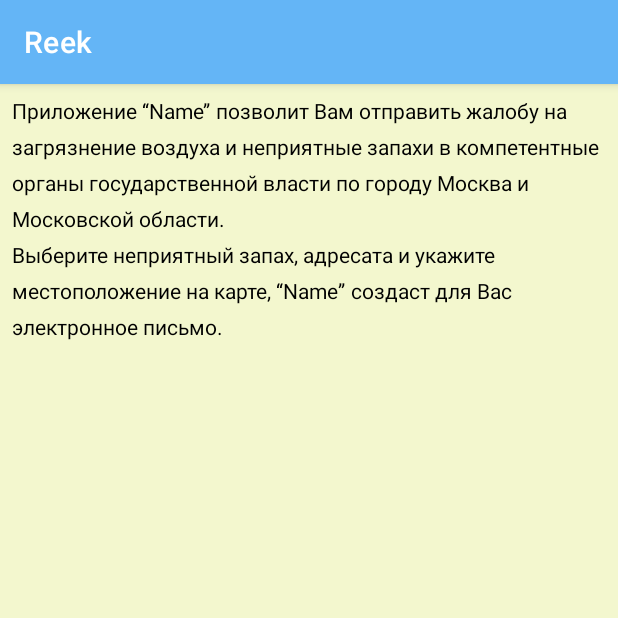
After one commit to sewerina/reek, an Android app: the AppInfoActivity screen opened directly, with no data from a screen before it, on a phone screen of 412 x 824 dp, the top half of it. The commit adds this screen. Run offline under Robolectric (Android 15) with nearby library versions, the phone set to English and light mode, and no system bars.

Commit message:
add AppInfoActivity

```diff
--- /dev/null
+++ b/app/src/main/java/com/github/sewerina/reek/AppInfoActivity.java
@@ -0,0 +1,20 @@
+package com.github.sewerina.reek;
+
+import android.os.Bundle;
+import android.text.Html;
+import android.widget.TextView;
+
+import androidx.appcompat.app.AppCompatActivity;
+
+public class AppInfoActivity extends AppCompatActivity {
+
+    @Override
+    protected void onCreate(Bundle savedInstanceState) {
+        super.onCreate(savedInstanceState);
+        setContentView(R.layout.activity_app_info);
+
+        TextView appInfo = findViewById(R.id.tv_appInfo);
+        appInfo.setText(Html.fromHtml(getString(R.string.tv_appInfo)));
+
+    }
+}
--- /dev/null
+++ b/app/src/main/res/layout/activity_app_info.xml
@@ -0,0 +1,21 @@
+<?xml version="1.0" encoding="utf-8"?><!--<androidx.constraintlayout.widget.ConstraintLayout xmlns:android="http://schemas.android.com/apk/res/android"--><!--xmlns:app="http://schemas.android.com/apk/res-auto"--><!--xmlns:tools="http://schemas.android.com/tools"--><!--android:layout_width="match_parent"--><!--android:layout_height="match_parent"--><!--tools:context=".AppInfoActivity">-->
+
+<TextView xmlns:android="http://schemas.android.com/apk/res/android"
+    xmlns:tools="http://schemas.android.com/tools"
+    android:id="@+id/tv_appInfo"
+    android:layout_width="match_parent"
+    android:layout_height="wrap_content"
+    android:layout_margin="8dp"
+    android:fontFamily="sans-serif"
+    android:lineSpacingExtra="8sp"
+    android:nestedScrollingEnabled="true"
+    android:orientation="vertical"
+    android:scrollbars="vertical"
+    android:text="@string/tv_appInfo"
+    android:textAllCaps="false"
+    android:textSize="14sp"
+    tools:context=".AppInfoActivity"
+    tools:layout_editor_absoluteX="8dp"
+    tools:layout_editor_absoluteY="8dp" />
+
+    <!--</androidx.constraintlayout.widget.ConstraintLayout>-->
--- a/app/src/main/res/values/strings.xml
+++ b/app/src/main/res/values/strings.xml
@@ -1,4 +1,17 @@
 <resources>
     <string name="app_name">Reek</string>
     <string name="title_activity_maps">Map</string>
+    <string name="tv_chooseReek">Выберите из списка ниже запах, который Вы чувствуете:</string>
+    <string name="tv_chooseRecipients">Выберите из списка адресатов, которым Вы хотите отправить жалобу:</string>
+    <string name="btn_selectLocation">Укажите место на карте</string>
+    <string name="eFab_sendComplaint">Отправить жалобу</string>
+    <string name="eFab_mapScreen">Скрин места</string>
+    <string name="menuItem_appInfo">О приложении</string>
+
+    <string name="tv_appInfo">
+        <![CDATA[
+        <p>Приложение “Name” позволит Вам отправить жалобу на загрязнение воздуха и неприятные запахи в компетентные органы государственной власти по городу Москва и Московской области.
+        <br>Выберите неприятный запах, адресата и укажите местоположение на карте, “Name” создаст для Вас электронное письмо.</p>
+]]>
+        </string>
 </resources>
```
Also changed, not shown: app/src/main/AndroidManifest.xml (+6 -3 lines), app/src/main/java/com/github/sewerina/reek/MainActivity.java (+21 -0 lines), app/src/main/res/layout/activity_main.xml (+4 -4 lines), app/src/main/res/layout/activity_maps.xml (+4 -15 lines), app/src/main/res/menu/main_menu.xml (added, +10 -0 lines).
